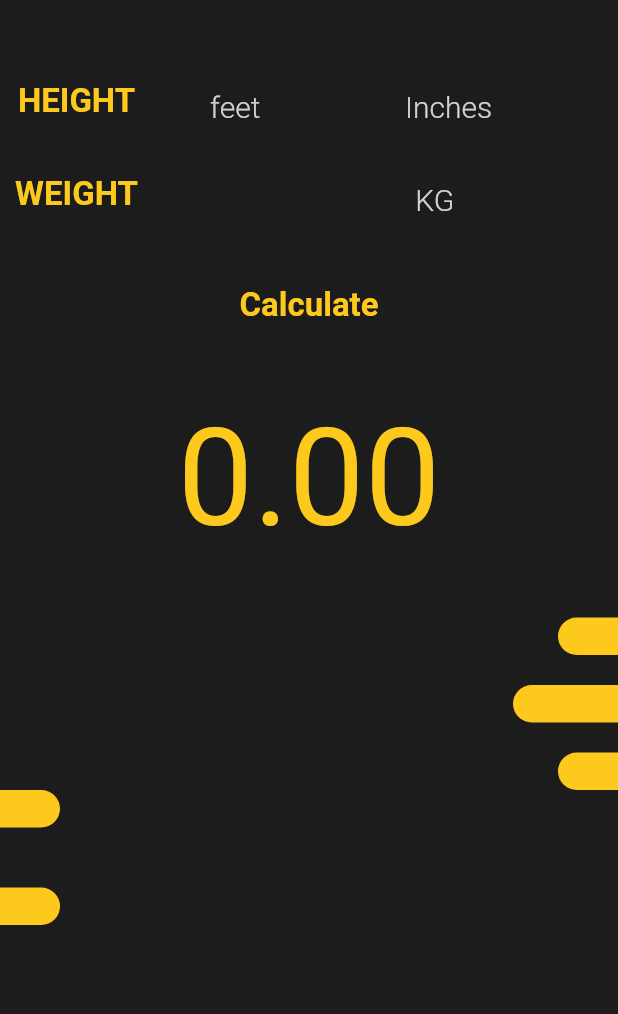
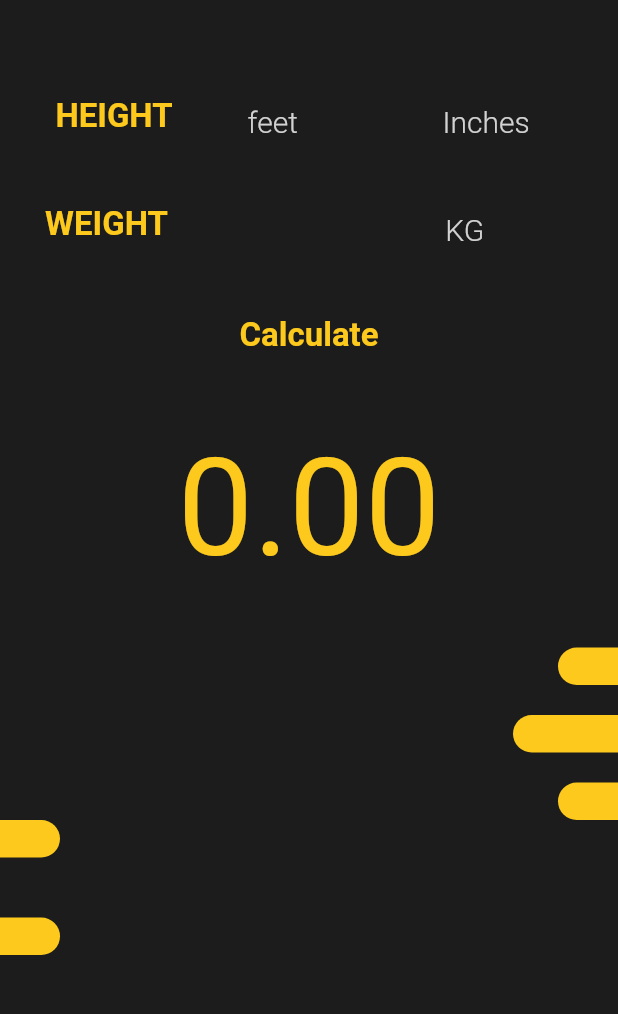
Before and after one commit to HimanshuThakur117/BMI-calculator, a Flutter app: the screen it shows after launch, on a phone screen of 412 x 824 dp, the part 59-1073 px from its top. Run offline on Flutter 3.47's test engine with Material 2 defaults, Android fonts, the phone set to English and light mode, and no system bars; our stand-ins replace hexcolor.

Commit message:
fix ui bug

```diff
--- a/lib/screens/home.dart
+++ b/lib/screens/home.dart
@@ -36,7 +36,13 @@ class _HomeScreenState extends State<HomeScreen> {
             SizedBox(
               height: 20,
             ),
-            Row(
+            Padding(
+
+              padding: const EdgeInsets.all(10.0),
+              child: Container(
+                //height: MediaQuery.of(context).size.height,
+                width: MediaQuery.of(context).size.width,
+                child: Row(
                   mainAxisAlignment: MainAxisAlignment.center,
                   children: [
                        Container(
@@ -71,7 +77,7 @@ class _HomeScreenState extends State<HomeScreen> {
                       ),
                     ),
                      Container(
-                  width: 130,
+                      width: 80,
                       child: TextField(
                         controller: _inchesController,
                         style: TextStyle(
@@ -93,6 +99,8 @@ class _HomeScreenState extends State<HomeScreen> {
 
                   ],
                 ),
+              ),
+            ),
             Row(mainAxisAlignment: MainAxisAlignment.center, children: [
                Container(
                     margin: EdgeInsets.only(right: 180.0,left: 0.0),
@@ -105,7 +113,7 @@ class _HomeScreenState extends State<HomeScreen> {
                    ),
                    ),
                    Container(
-                  width: 130,
+                  width: 90,
                   child: TextField(
                     controller: _weightController,
                     style: TextStyle(
```
Also changed, not shown: pubspec.lock. Lines whose indentation alone changed are shown as unchanged.
